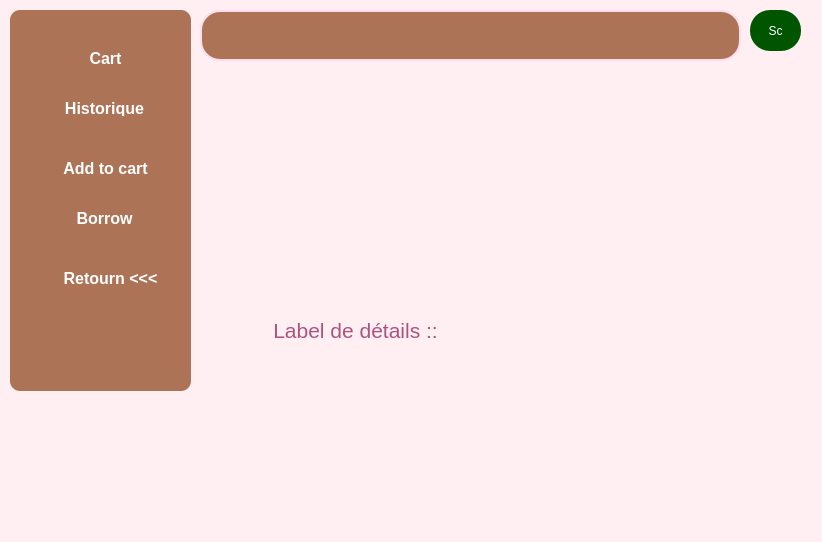
Old version of the form studentlibrary.ui in the repository salmajaghoua23/Library.
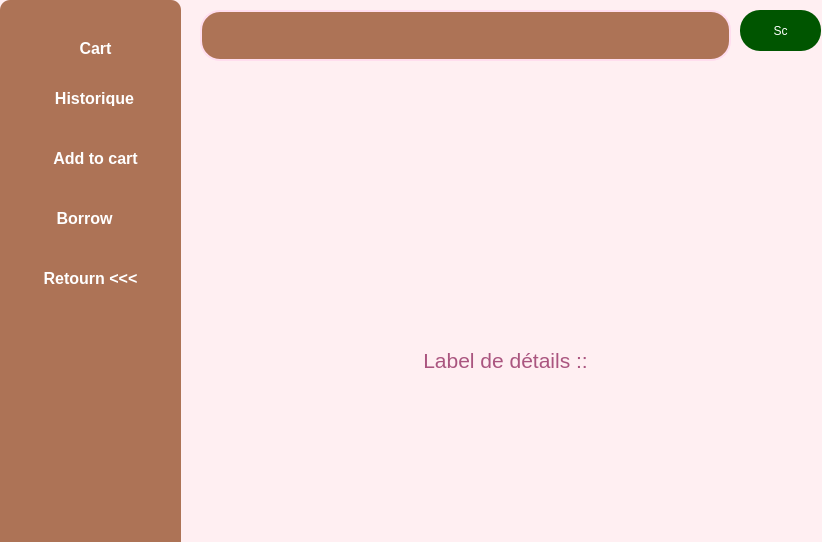
New version of the form.

What changed in the file:
```diff
--- a/studentlibrary.ui
+++ b/studentlibrary.ui
@@ -18,32 +18,12 @@
    background-color:rgb(255, 239, 242);
 }</string>
   </property>
-  <widget class="QLabel" name="bookDetailsText">
-   <property name="geometry">
-    <rect>
-     <x>270</x>
-     <y>300</y>
-     <width>171</width>
-     <height>61</height>
-    </rect>
-   </property>
-   <property name="styleSheet">
-    <string notr="true">QLabel {
-                                       font: 700 italic 9pt 'Segoe UI';
-                                       color: black;
-                                       background: transparent;
-                                       }</string>
-   </property>
-   <property name="text">
-    <string>&lt;html&gt;&lt;head/&gt;&lt;body&gt;&lt;p align=&quot;center&quot;&gt;&lt;span style=&quot; font-size:16pt; color:#aa557f;&quot;&gt;Label de détails ::&lt;/span&gt;&lt;/p&gt;&lt;/body&gt;&lt;/html&gt;</string>
-   </property>
-  </widget>
   <widget class="QLineEdit" name="searchLineEdit">
    <property name="geometry">
     <rect>
      <x>200</x>
      <y>10</y>
-     <width>541</width>
+     <width>531</width>
      <height>51</height>
     </rect>
    </property>
@@ -67,9 +47,9 @@
   <widget class="QPushButton" name="searchButton">
    <property name="geometry">
     <rect>
-     <x>750</x>
+     <x>740</x>
      <y>10</y>
-     <width>51</width>
+     <width>81</width>
      <height>41</height>
     </rect>
    </property>
@@ -99,10 +79,10 @@
   <widget class="QFrame" name="buttonLayout">
    <property name="geometry">
     <rect>
-     <x>10</x>
-     <y>10</y>
+     <x>0</x>
+     <y>0</y>
      <width>181</width>
-     <height>381</height>
+     <height>561</height>
     </rect>
    </property>
    <property name="styleSheet">
@@ -118,8 +98,8 @@
    <widget class="QPushButton" name="backButton">
     <property name="geometry">
      <rect>
-      <x>10</x>
-      <y>250</y>
+      <x>0</x>
+      <y>260</y>
       <width>181</width>
       <height>36</height>
      </rect>
@@ -254,8 +234,8 @@
    <widget class="QPushButton" name="borrowButton">
     <property name="geometry">
      <rect>
-      <x>10</x>
-      <y>190</y>
+      <x>0</x>
+      <y>200</y>
       <width>169</width>
       <height>36</height>
      </rect>
@@ -459,10 +439,10 @@
   <widget class="QTableView" name="bookListView">
    <property name="geometry">
     <rect>
-     <x>220</x>
-     <y>130</y>
+     <x>210</x>
+     <y>80</y>
      <width>581</width>
-     <height>401</height>
+     <height>421</height>
     </rect>
    </property>
    <property name="styleSheet">
@@ -476,6 +456,26 @@
 </string>
    </property>
   </widget>
+  <widget class="QLabel" name="bookDetailsText">
+   <property name="geometry">
+    <rect>
+     <x>420</x>
+     <y>330</y>
+     <width>171</width>
+     <height>61</height>
+    </rect>
+   </property>
+   <property name="styleSheet">
+    <string notr="true">QLabel {
+                                       font: 700 italic 9pt 'Segoe UI';
+                                       color: black;
+                                       background: transparent;
+                                       }</string>
+   </property>
+   <property name="text">
+    <string>&lt;html&gt;&lt;head/&gt;&lt;body&gt;&lt;p align=&quot;center&quot;&gt;&lt;span style=&quot; font-size:16pt; color:#aa557f;&quot;&gt;Label de détails ::&lt;/span&gt;&lt;/p&gt;&lt;/body&gt;&lt;/html&gt;</string>
+   </property>
+  </widget>
  </widget>
  <resources/>
  <connections/>
```
Left out of the diff: 16 changed lines with no effect on the pictures.
